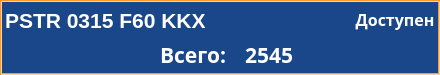
The window that client/GUI/ui/widgets/widget_20_count_tool.ui (komrade2801/AutoSklad) describes before a commit, drawn with Qt 5.
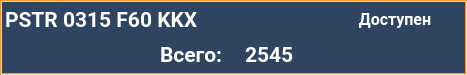
The same window after the commit.

Commit message: changed client UI style

```diff
--- a/client/GUI/ui/widgets/widget_20_count_tool.ui
+++ b/client/GUI/ui/widgets/widget_20_count_tool.ui
@@ -6,7 +6,7 @@
    <rect>
     <x>0</x>
     <y>0</y>
-    <width>440</width>
+    <width>467</width>
     <height>75</height>
    </rect>
   </property>
@@ -14,18 +14,35 @@
    <string>widget_20_count_tool</string>
   </property>
   <property name="styleSheet">
-   <string notr="true">QLabel {
+   <string notr="true">QWidget{
+	background-color: #2e4461;
+}
+QLabel {
+	background: none;
 	color: #FFFFFF;
 	border-width: 0px;
 	border-radius: 0px;
+	font-family: &quot;Roboto&quot;, Sans-serif;
 }
 #background {
 	color: #FFFFFF;
-	background-color: #1A4789;
+	background-color: #2e4461;
 	border-width: 2px;
 	border-style: groove;
 	border-color: #ff9923;
 	border-radius: 0px;
+	font-family: &quot;Roboto&quot;, Sans-serif;
+}
+QPushButton {
+	color: #FFFFFF;
+	background-color: #f09022;
+	border-width: 0px;
+	border-style: outset;
+	border-color: #EAA657;
+	border-radius: 8px;
+	font-weight: 600;
+    font-size: 25px;
+	font-family: &quot;Roboto&quot;, Sans-serif;
 }</string>
   </property>
   <widget class="QLabel" name="lbl_number_tool">
@@ -337,7 +354,7 @@
    </property>
    <property name="font">
     <font>
-     <family>MS Shell Dlg 2</family>
+     <family>Roboto</family>
      <pointsize>16</pointsize>
      <weight>75</weight>
      <bold>true</bold>
@@ -364,7 +381,7 @@
    </property>
    <property name="font">
     <font>
-     <family>Dubai</family>
+     <family>Roboto</family>
      <pointsize>12</pointsize>
      <weight>75</weight>
      <bold>true</bold>
@@ -394,7 +411,7 @@
    </property>
    <property name="font">
     <font>
-     <family>Arial Black</family>
+     <family>Roboto</family>
      <pointsize>16</pointsize>
      <weight>75</weight>
      <bold>true</bold>
@@ -421,7 +438,7 @@
    </property>
    <property name="font">
     <font>
-     <family>Arial Black</family>
+     <family>Roboto</family>
      <pointsize>16</pointsize>
      <weight>75</weight>
      <bold>true</bold>
@@ -439,7 +456,7 @@
     <rect>
      <x>0</x>
      <y>0</y>
-     <width>440</width>
+     <width>467</width>
      <height>75</height>
     </rect>
    </property>
```
The commit also changes 144 other files.
